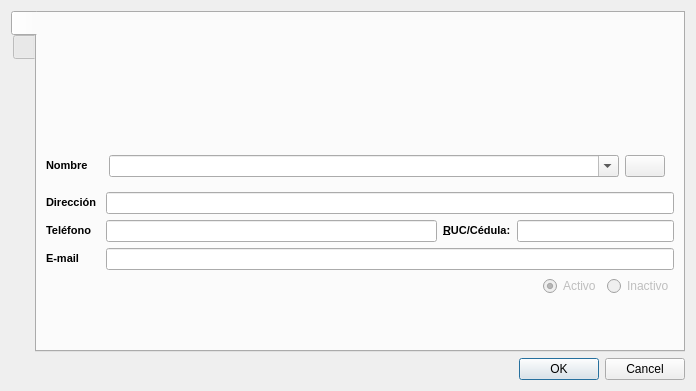
Old version of the form src/ui/persona.ui in the repository armonge/EsquipulasPy.
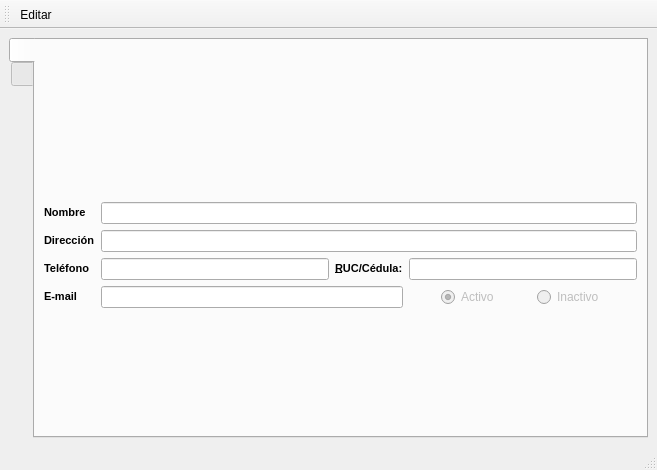
New version of the form. Icons and pictures are not drawn.

The edit to the form file:
```diff
--- a/src/ui/persona.ui
+++ b/src/ui/persona.ui
@@ -1,21 +1,28 @@
 <?xml version="1.0" encoding="UTF-8"?>
 <ui version="4.0">
- <class>dlgPersona</class>
- <widget class="QDialog" name="dlgPersona">
+ <class>frmPersona</class>
+ <widget class="QMainWindow" name="frmPersona">
   <property name="geometry">
    <rect>
     <x>0</x>
     <y>0</y>
-    <width>696</width>
-    <height>391</height>
+    <width>657</width>
+    <height>470</height>
    </rect>
   </property>
   <property name="windowTitle">
    <string/>
   </property>
+  <widget class="QWidget" name="centralwidget">
   <layout class="QVBoxLayout" name="verticalLayout_3">
    <item>
     <widget class="QTabWidget" name="tabWidget">
+      <property name="maximumSize">
+       <size>
+        <width>16777215</width>
+        <height>400</height>
+       </size>
+      </property>
      <property name="tabPosition">
       <enum>QTabWidget::West</enum>
      </property>
@@ -32,6 +39,8 @@
       </attribute>
       <layout class="QVBoxLayout" name="verticalLayout">
        <item>
+         <layout class="QGridLayout" name="gridLayout">
+          <item row="0" column="0" colspan="4">
         <widget class="QLabel" name="lbltitulo">
          <property name="sizePolicy">
           <sizepolicy hsizetype="Expanding" vsizetype="Fixed">
@@ -52,9 +61,7 @@
          </property>
         </widget>
        </item>
-       <item>
-        <layout class="QGridLayout" name="gridLayout">
-         <item row="0" column="0">
+          <item row="1" column="0">
           <widget class="QLabel" name="lblnombre">
            <property name="sizePolicy">
             <sizepolicy hsizetype="Fixed" vsizetype="Preferred">
@@ -71,79 +78,14 @@
            </property>
           </widget>
          </item>
-         <item row="0" column="2" colspan="8">
-          <widget class="QStackedWidget" name="swnombre">
-           <property name="sizePolicy">
-            <sizepolicy hsizetype="Preferred" vsizetype="Maximum">
-             <horstretch>0</horstretch>
-             <verstretch>0</verstretch>
-            </sizepolicy>
-           </property>
-           <property name="currentIndex">
-            <number>0</number>
-           </property>
-           <widget class="QWidget" name="page_5">
-            <layout class="QHBoxLayout" name="horizontalLayout_5">
-             <item>
-              <widget class="QComboBox" name="cbnombre">
-               <property name="editable">
-                <bool>true</bool>
-               </property>
-              </widget>
-             </item>
-             <item>
-              <widget class="QPushButton" name="btnadd">
-               <property name="sizePolicy">
-                <sizepolicy hsizetype="Fixed" vsizetype="Fixed">
-                 <horstretch>0</horstretch>
-                 <verstretch>0</verstretch>
-                </sizepolicy>
-               </property>
-               <property name="toolTip">
-                <string>Agregar una nueva persona</string>
-               </property>
-               <property name="text">
-                <string/>
-               </property>
-               <property name="icon">
-                <iconset resource="res.qrc">
-                 <normaloff>:/icons/res/list-add.png</normaloff>:/icons/res/list-add.png</iconset>
-               </property>
-              </widget>
-             </item>
-            </layout>
-           </widget>
-           <widget class="QWidget" name="page_6">
-            <layout class="QHBoxLayout" name="horizontalLayout_6">
-             <item>
+          <item row="1" column="1" colspan="3">
               <widget class="QLineEdit" name="txtnombre">
                <property name="readOnly">
                 <bool>false</bool>
                </property>
               </widget>
              </item>
-             <item>
-              <widget class="QPushButton" name="btncancel">
-               <property name="sizePolicy">
-                <sizepolicy hsizetype="Fixed" vsizetype="Fixed">
-                 <horstretch>0</horstretch>
-                 <verstretch>0</verstretch>
-                </sizepolicy>
-               </property>
-               <property name="text">
-                <string/>
-               </property>
-               <property name="icon">
-                <iconset resource="res.qrc">
-                 <normaloff>:/icons/res/dialog-cancel.png</normaloff>:/icons/res/dialog-cancel.png</iconset>
-               </property>
-              </widget>
-             </item>
-            </layout>
-           </widget>
-          </widget>
-         </item>
-         <item row="1" column="0" colspan="3">
+          <item row="2" column="0">
           <widget class="QLabel" name="label_12">
            <property name="sizePolicy">
             <sizepolicy hsizetype="Fixed" vsizetype="Preferred">
@@ -160,7 +102,7 @@
            </property>
           </widget>
          </item>
-         <item row="1" column="3" colspan="7">
+          <item row="2" column="1" colspan="3">
           <widget class="QLineEdit" name="txtdireccion">
            <property name="maxLength">
             <number>200</number>
@@ -170,7 +112,7 @@
            </property>
           </widget>
          </item>
-         <item row="2" column="0" colspan="3">
+          <item row="3" column="0">
           <widget class="QLabel" name="label_11">
            <property name="sizePolicy">
             <sizepolicy hsizetype="Fixed" vsizetype="Preferred">
@@ -187,7 +129,37 @@
            </property>
           </widget>
          </item>
-         <item row="2" column="5" colspan="5">
+          <item row="3" column="1">
+           <widget class="QLineEdit" name="txttelefono">
+            <property name="maxLength">
+             <number>45</number>
+            </property>
+            <property name="readOnly">
+             <bool>false</bool>
+            </property>
+           </widget>
+          </item>
+          <item row="3" column="2">
+           <widget class="QLabel" name="label_6">
+            <property name="sizePolicy">
+             <sizepolicy hsizetype="Fixed" vsizetype="Preferred">
+              <horstretch>0</horstretch>
+              <verstretch>0</verstretch>
+             </sizepolicy>
+            </property>
+            <property name="text">
+             <string>&lt;!DOCTYPE HTML PUBLIC &quot;-//W3C//DTD HTML 4.0//EN&quot; &quot;http://www.w3.org/TR/REC-html40/strict.dtd&quot;&gt;
+&lt;html&gt;&lt;head&gt;&lt;meta name=&quot;qrichtext&quot; content=&quot;1&quot; /&gt;&lt;style type=&quot;text/css&quot;&gt;
+p, li { white-space: pre-wrap; }
+&lt;/style&gt;&lt;/head&gt;&lt;body style=&quot; font-family:'MS Shell Dlg 2'; font-size:8.25pt; font-weight:400; font-style:normal;&quot;&gt;
+&lt;p style=&quot; margin-top:0px; margin-bottom:0px; margin-left:0px; margin-right:0px; -qt-block-indent:0; text-indent:0px;&quot;&gt;&lt;span style=&quot; font-weight:600;&quot;&gt;&amp;amp;RUC/Cédula:&lt;/span&gt;&lt;/p&gt;&lt;/body&gt;&lt;/html&gt;</string>
+            </property>
+            <property name="buddy">
+             <cstring>txtruc</cstring>
+            </property>
+           </widget>
+          </item>
+          <item row="3" column="3">
           <widget class="QLineEdit" name="txtruc">
            <property name="maxLength">
             <number>45</number>
@@ -200,7 +172,24 @@
            </property>
           </widget>
          </item>
-         <item row="3" column="3" colspan="7">
+          <item row="4" column="0">
+           <widget class="QLabel" name="label_2">
+            <property name="sizePolicy">
+             <sizepolicy hsizetype="Fixed" vsizetype="Preferred">
+              <horstretch>0</horstretch>
+              <verstretch>0</verstretch>
+             </sizepolicy>
+            </property>
+            <property name="text">
+             <string>&lt;!DOCTYPE HTML PUBLIC &quot;-//W3C//DTD HTML 4.0//EN&quot; &quot;http://www.w3.org/TR/REC-html40/strict.dtd&quot;&gt;
+&lt;html&gt;&lt;head&gt;&lt;meta name=&quot;qrichtext&quot; content=&quot;1&quot; /&gt;&lt;style type=&quot;text/css&quot;&gt;
+p, li { white-space: pre-wrap; }
+&lt;/style&gt;&lt;/head&gt;&lt;body style=&quot; font-family:'MS Shell Dlg 2'; font-size:8.25pt; font-weight:400; font-style:normal;&quot;&gt;
+&lt;p style=&quot; margin-top:0px; margin-bottom:0px; margin-left:0px; margin-right:0px; -qt-block-indent:0; text-indent:0px;&quot;&gt;&lt;span style=&quot; font-size:8pt; font-weight:600;&quot;&gt;E-mail&lt;/span&gt;&lt;/p&gt;&lt;/body&gt;&lt;/html&gt;</string>
+            </property>
+           </widget>
+          </item>
+          <item row="4" column="1" colspan="2">
           <widget class="QLineEdit" name="txtcorreo">
            <property name="maxLength">
             <number>45</number>
@@ -210,7 +199,7 @@
            </property>
           </widget>
          </item>
-         <item row="4" column="6" colspan="4">
+          <item row="4" column="3">
           <layout class="QHBoxLayout" name="horizontalLayout_7">
            <item>
             <widget class="QRadioButton" name="rbcontado">
@@ -249,53 +238,6 @@
            </item>
           </layout>
          </item>
-         <item row="3" column="0" colspan="3">
-          <widget class="QLabel" name="label_2">
-           <property name="sizePolicy">
-            <sizepolicy hsizetype="Fixed" vsizetype="Preferred">
-             <horstretch>0</horstretch>
-             <verstretch>0</verstretch>
-            </sizepolicy>
-           </property>
-           <property name="text">
-            <string>&lt;!DOCTYPE HTML PUBLIC &quot;-//W3C//DTD HTML 4.0//EN&quot; &quot;http://www.w3.org/TR/REC-html40/strict.dtd&quot;&gt;
-&lt;html&gt;&lt;head&gt;&lt;meta name=&quot;qrichtext&quot; content=&quot;1&quot; /&gt;&lt;style type=&quot;text/css&quot;&gt;
-p, li { white-space: pre-wrap; }
-&lt;/style&gt;&lt;/head&gt;&lt;body style=&quot; font-family:'MS Shell Dlg 2'; font-size:8.25pt; font-weight:400; font-style:normal;&quot;&gt;
-&lt;p style=&quot; margin-top:0px; margin-bottom:0px; margin-left:0px; margin-right:0px; -qt-block-indent:0; text-indent:0px;&quot;&gt;&lt;span style=&quot; font-size:8pt; font-weight:600;&quot;&gt;E-mail&lt;/span&gt;&lt;/p&gt;&lt;/body&gt;&lt;/html&gt;</string>
-           </property>
-          </widget>
-         </item>
-         <item row="2" column="3">
-          <widget class="QLineEdit" name="txttelefono">
-           <property name="maxLength">
-            <number>45</number>
-           </property>
-           <property name="readOnly">
-            <bool>false</bool>
-           </property>
-          </widget>
-         </item>
-         <item row="2" column="4">
-          <widget class="QLabel" name="label_6">
-           <property name="sizePolicy">
-            <sizepolicy hsizetype="Fixed" vsizetype="Preferred">
-             <horstretch>0</horstretch>
-             <verstretch>0</verstretch>
-            </sizepolicy>
-           </property>
-           <property name="text">
-            <string>&lt;!DOCTYPE HTML PUBLIC &quot;-//W3C//DTD HTML 4.0//EN&quot; &quot;http://www.w3.org/TR/REC-html40/strict.dtd&quot;&gt;
-&lt;html&gt;&lt;head&gt;&lt;meta name=&quot;qrichtext&quot; content=&quot;1&quot; /&gt;&lt;style type=&quot;text/css&quot;&gt;
-p, li { white-space: pre-wrap; }
-&lt;/style&gt;&lt;/head&gt;&lt;body style=&quot; font-family:'MS Shell Dlg 2'; font-size:8.25pt; font-weight:400; font-style:normal;&quot;&gt;
-&lt;p style=&quot; margin-top:0px; margin-bottom:0px; margin-left:0px; margin-right:0px; -qt-block-indent:0; text-indent:0px;&quot;&gt;&lt;span style=&quot; font-weight:600;&quot;&gt;&amp;amp;RUC/Cédula:&lt;/span&gt;&lt;/p&gt;&lt;/body&gt;&lt;/html&gt;</string>
-           </property>
-           <property name="buddy">
-            <cstring>txtruc</cstring>
-           </property>
-          </widget>
-         </item>
         </layout>
        </item>
       </layout>
@@ -355,17 +297,33 @@
      </widget>
     </widget>
    </item>
-   <item>
-    <widget class="QDialogButtonBox" name="buttonBox">
-     <property name="orientation">
-      <enum>Qt::Horizontal</enum>
-     </property>
-     <property name="standardButtons">
-      <set>QDialogButtonBox::Cancel|QDialogButtonBox::Ok</set>
-     </property>
-    </widget>
-   </item>
-  </layout>
+   </layout>
+  </widget>
+  <widget class="QStatusBar" name="statusbar"/>
+  <widget class="QToolBar" name="toolBar">
+   <property name="windowTitle">
+    <string>Arqueo</string>
+   </property>
+   <attribute name="toolBarArea">
+    <enum>TopToolBarArea</enum>
+   </attribute>
+   <attribute name="toolBarBreak">
+    <bool>false</bool>
+   </attribute>
+   <addaction name="actionEditar"/>
+  </widget>
+  <action name="actionEditar">
+   <property name="icon">
+    <iconset resource="res.qrc">
+     <normaloff>:/icons/res/document-edit.png</normaloff>:/icons/res/document-edit.png</iconset>
+   </property>
+   <property name="text">
+    <string>Editar</string>
+   </property>
+   <property name="toolTip">
+    <string>Editar</string>
+   </property>
+  </action>
  </widget>
  <resources>
   <include location="res.qrc"/>
```
Left out of the diff: 41 changed lines with no effect on the pictures. Lines whose indentation alone changed are shown as unchanged.
